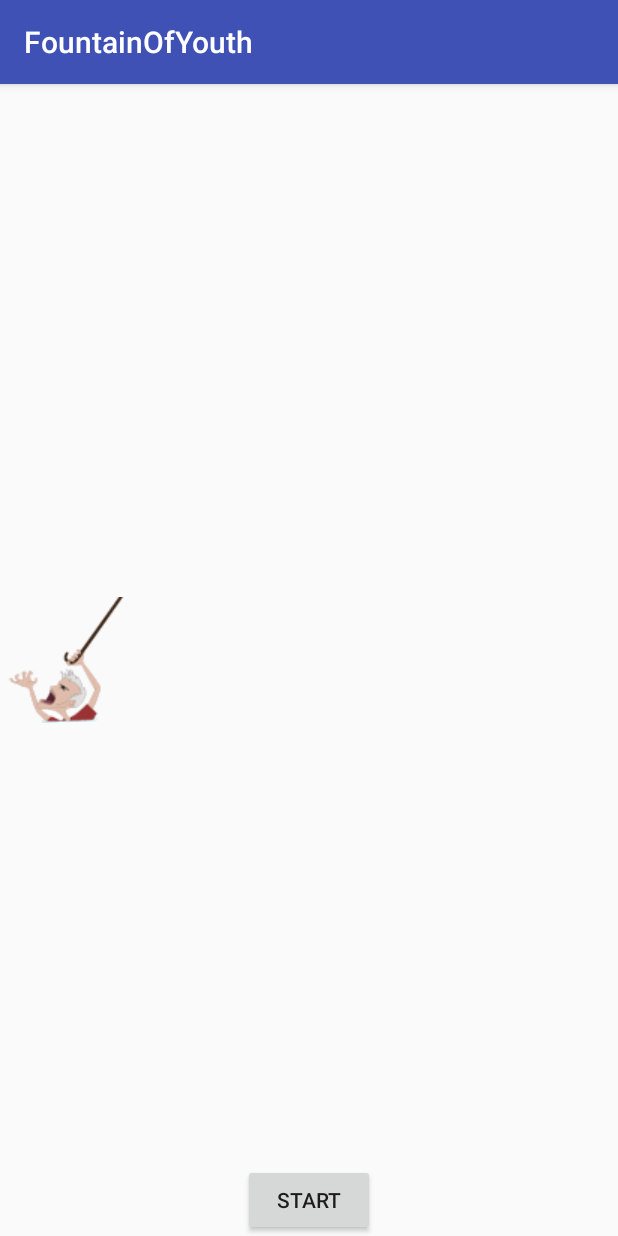
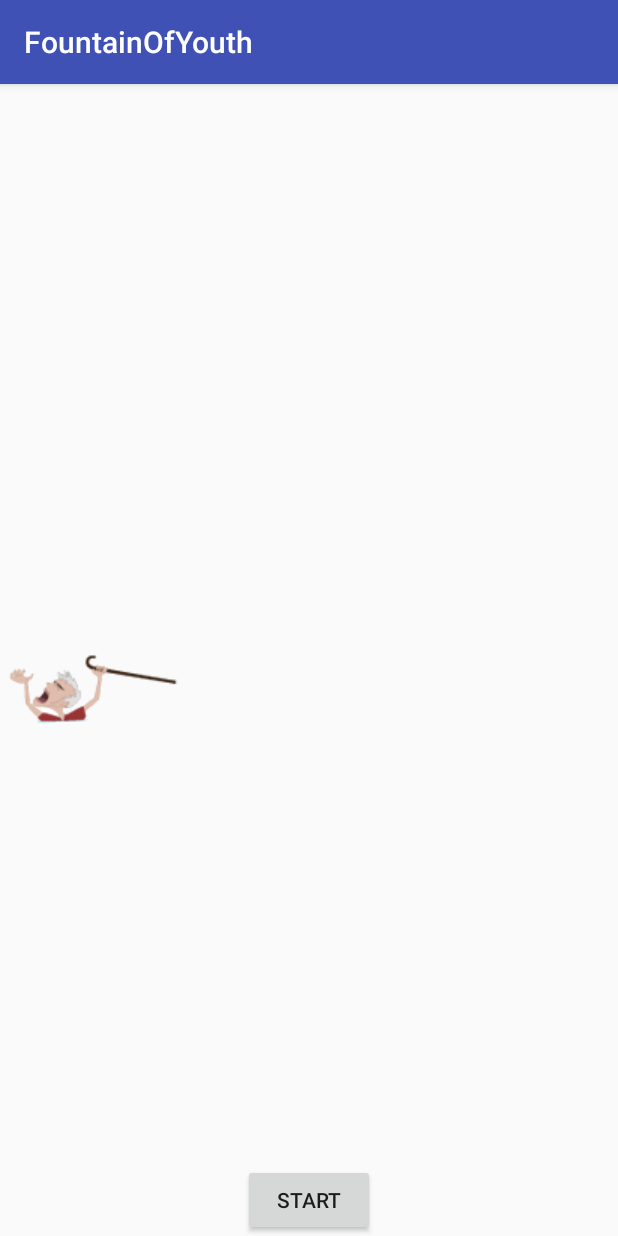
Before and after one commit to phillip-ables/android-swimming-animation, an Android app: the screen it shows after launch (MainActivity), after a tap on "START", on a phone screen of 412 x 824 dp. Run offline under Robolectric (Android 15) with nearby library versions, the phone set to English and light mode, and no system bars.

Commit message:
success, have to set image resource before you animate the drawable

```diff
--- a/app/src/main/java/com/example/phill/fountainofyouth/MainActivity.java
+++ b/app/src/main/java/com/example/phill/fountainofyouth/MainActivity.java
@@ -17,19 +17,19 @@ public class MainActivity extends AppCompatActivity {
         setContentView(R.layout.activity_main);
 
         Button start = findViewById(R.id.animateBtn);
-        //ImageView man = findViewById(R.id.imageView);
-        //AnimationDrawable drowning_man = (AnimationDrawable)man.getDrawable();
-        //got an error this is the best response on stack overflow
-        Drawable man = getResources().getDrawable(R.drawable.drowning_man);
-        AnimationDrawable drowning_man = (AnimationDrawable)man;
-
-        drowning_man.start();
-
 
         start.setOnClickListener(new View.OnClickListener() {
             @Override
             public void onClick(View view) {
                 Log.d("click","button has been clicked");
+                ImageView man = findViewById(R.id.imageView);
+                man.setImageResource(R.drawable.drowning_man);
+                AnimationDrawable drowning_man = (AnimationDrawable)man.getDrawable();
+                //got an error this is the best response on stack overflow
+                //Drawable manDraw = man.getResources().getDrawable(R.drawable.drowning_man);
+                //AnimationDrawable drowning_man = (AnimationDrawable)manDraw;
+                //AnimationDrawable drowning_man = (AnimationDrawable)man.getResources().getDrawable(R.drawable.drowning_man);
+                drowning_man.start();
             }
         });
 
```
